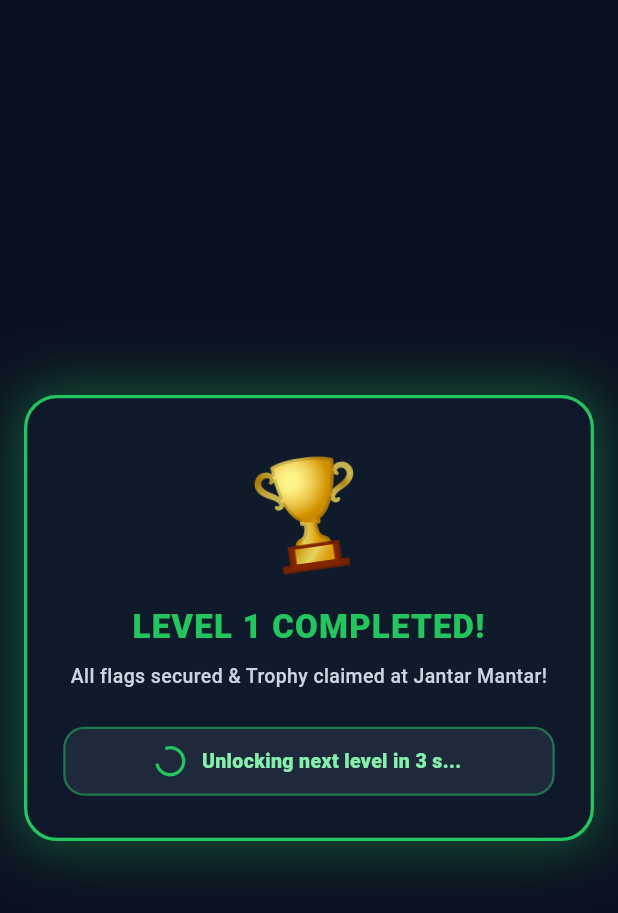
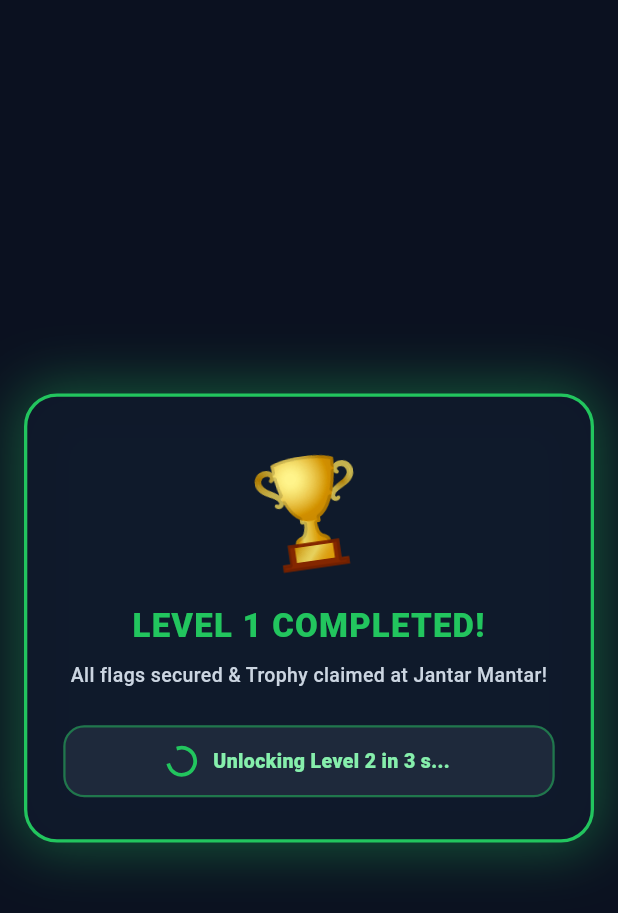
Before and after one commit to raviajadiya/jantar-mantar2.0, a Flutter app: the VictoryModal widget shown alone on an empty page, opened directly with empty values, on a phone screen of 412 x 824 dp. Shown: the top 913 px of the screen. Run offline on Flutter 3.47's test engine with Material 3 defaults, Android fonts, the phone set to English and light mode, and no system bars; our stand-ins replace audioplayers, shared_preferences; accounts and stored records are empty.

Commit message:
[RA]minor ui chanegs

```diff
--- a/lib/widgets/victory_modal.dart
+++ b/lib/widgets/victory_modal.dart
@@ -23,6 +23,9 @@ class _VictoryModalState extends State<VictoryModal> with TickerProviderStateMix
   late AnimationController _swingController;
   late Animation<double> _swingAnimation;
 
+  late AnimationController _pulseController;
+  late Animation<double> _pulseAnimation;
+
   int _countdown = 4;
   Timer? _timer;
 
@@ -40,8 +43,19 @@ class _VictoryModalState extends State<VictoryModal> with TickerProviderStateMix
       CurvedAnimation(parent: _swingController, curve: Curves.easeInOut),
     );
 
-    // 2. 4-second Countdown Timer
+    // 2. Pulse Glow Animation for Continue Button
+    _pulseController = AnimationController(
+      vsync: this,
+      duration: const Duration(milliseconds: 1200),
+    )..repeat(reverse: true);
+
+    _pulseAnimation = Tween<double>(begin: 0.0, end: 1.0).animate(
+      CurvedAnimation(parent: _pulseController, curve: Curves.easeInOut),
+    );
+
+    // 3. 4-second Countdown Timer
     _timer = Timer.periodic(const Duration(seconds: 1), (timer) {
+      if (!mounted) return;
       if (_countdown > 1) {
         setState(() {
           _countdown--;
@@ -58,6 +72,7 @@ class _VictoryModalState extends State<VictoryModal> with TickerProviderStateMix
   @override
   void dispose() {
     _swingController.dispose();
+    _pulseController.dispose();
     _timer?.cancel();
     super.dispose();
   }
@@ -65,6 +80,7 @@ class _VictoryModalState extends State<VictoryModal> with TickerProviderStateMix
   @override
   Widget build(BuildContext context) {
     final c = widget.controller;
+    final nextLevel = c.currentLevel + 1;
 
     return Center(
       child: Container(
@@ -127,11 +143,14 @@ class _VictoryModalState extends State<VictoryModal> with TickerProviderStateMix
             // 4-Second Countdown OR Action Buttons
             if (_countdown > 0) ...[
               Container(
-                padding: const EdgeInsets.symmetric(horizontal: 20, vertical: 12),
+                padding: const EdgeInsets.symmetric(horizontal: 20, vertical: 13),
                 decoration: BoxDecoration(
                   color: const Color(0xFF1E293B),
                   borderRadius: BorderRadius.circular(14),
-                  border: Border.all(color: const Color(0xFF22C55E).withValues(alpha: 0.5), width: 1.5),
+                  border: Border.all(
+                    color: const Color(0xFF22C55E).withValues(alpha: 0.5),
+                    width: 1.5,
+                  ),
                 ),
                 child: Row(
                   mainAxisAlignment: MainAxisAlignment.center,
@@ -140,13 +159,13 @@ class _VictoryModalState extends State<VictoryModal> with TickerProviderStateMix
                       width: 18,
                       height: 18,
                       child: CircularProgressIndicator(
-                        strokeWidth: 2.2,
+                        strokeWidth: 2.5,
                         color: Color(0xFF22C55E),
                       ),
                     ),
                     const SizedBox(width: 12),
                     Text(
-                      'Unlocking next level in $_countdown s...',
+                      'Unlocking Level $nextLevel in $_countdown s...',
                       style: const TextStyle(
                         color: Color(0xFF86EFAC),
                         fontSize: 13,
@@ -158,48 +177,118 @@ class _VictoryModalState extends State<VictoryModal> with TickerProviderStateMix
               ),
             ] else ...[
               // Action Buttons revealed after 4s
-              Row(
+              Column(
                 children: [
-                  Expanded(
-                    child: ElevatedButton(
-                      onPressed: widget.onContinue,
-                      style: ElevatedButton.styleFrom(
-                        backgroundColor: const Color(0xFFF59E0B),
-                        foregroundColor: const Color(0xFF0F172A),
-                        padding: const EdgeInsets.symmetric(vertical: 13),
-                        shape: RoundedRectangleBorder(
-                          borderRadius: BorderRadius.circular(12),
+                  // CONTINUE NEXT LEVEL BUTTON (Identical to Home Start Game button!)
+                  AnimatedBuilder(
+                    animation: _pulseAnimation,
+                    builder: (context, child) {
+                      final glowAlpha = 0.4 + _pulseAnimation.value * 0.35;
+                      return Container(
+                        width: double.infinity,
+                        decoration: BoxDecoration(
+                          borderRadius: BorderRadius.circular(16),
+                          boxShadow: [
+                            BoxShadow(
+                              color: const Color(0xFFF59E0B).withValues(alpha: glowAlpha),
+                              blurRadius: 22,
+                              spreadRadius: 2,
+                            ),
+                          ],
                         ),
-                        elevation: 4,
+                        child: child,
+                      );
+                    },
+                    child: Container(
+                      decoration: BoxDecoration(
+                        borderRadius: BorderRadius.circular(16),
+                        gradient: const LinearGradient(
+                          colors: [Color(0xFFF59E0B), Color(0xFFEA580C)],
+                          begin: Alignment.topCenter,
+                          end: Alignment.bottomCenter,
+                        ),
+                        border: Border.all(
+                          color: Colors.white.withValues(alpha: 0.35),
+                          width: 1.2,
+                        ),
                       ),
-                      child: const Text(
-                        '▶ CONTINUE NEXT',
-                        style: TextStyle(
-                          fontSize: 13,
-                          fontWeight: FontWeight.w900,
-                          letterSpacing: 0.5,
+                      child: Material(
+                        color: Colors.transparent,
+                        child: InkWell(
+                          onTap: widget.onContinue,
+                          borderRadius: BorderRadius.circular(16),
+                          child: Padding(
+                            padding: const EdgeInsets.symmetric(vertical: 15),
+                            child: Row(
+                              mainAxisAlignment: MainAxisAlignment.center,
+                              children: [
+                                Container(
+                                  padding: const EdgeInsets.all(6),
+                                  decoration: const BoxDecoration(
+                                    color: Colors.black26,
+                                    shape: BoxShape.circle,
+                                  ),
+                                  child: const Icon(
+                                    Icons.play_arrow_rounded,
+                                    color: Colors.white,
+                                    size: 22,
+                                  ),
+                                ),
+                                const SizedBox(width: 10),
+                                Text(
+                                  'CONTINUE TO LEVEL $nextLevel',
+                                  style: const TextStyle(
+                                    color: Colors.white,
+                                    fontSize: 15.5,
+                                    fontWeight: FontWeight.w900,
+                                    letterSpacing: 1.4,
+                                    shadows: [
+                                      Shadow(
+                                        color: Colors.black45,
+                                        offset: Offset(0, 1.5),
+                                        blurRadius: 3,
+                                      ),
+                                    ],
+                                  ),
+                                ),
+                              ],
+                            ),
+                          ),
                         ),
                       ),
                     ),
                   ),
-                  const SizedBox(width: 10),
-                  Expanded(
-                    child: ElevatedButton(
+
+                  const SizedBox(height: 12),
+
+                  // GO TO HOME BUTTON
+                  SizedBox(
+                    width: double.infinity,
+                    child: OutlinedButton(
                       onPressed: widget.onHome,
-                      style: ElevatedButton.styleFrom(
-                        backgroundColor: const Color(0xFF334155),
+                      style: OutlinedButton.styleFrom(
+                        backgroundColor: const Color(0xFF1E293B),
                         foregroundColor: Colors.white,
                         padding: const EdgeInsets.symmetric(vertical: 13),
+                        side: const BorderSide(color: Color(0xFF334155), width: 1.5),
                         shape: RoundedRectangleBorder(
-                          borderRadius: BorderRadius.circular(12),
+                          borderRadius: BorderRadius.circular(14),
                         ),
                       ),
-                      child: const Text(
-                        '🏠 GO TO HOME',
-                        style: TextStyle(
-                          fontSize: 13,
-                          fontWeight: FontWeight.w700,
-                        ),
+                      child: const Row(
+                        mainAxisAlignment: MainAxisAlignment.center,
+                        children: [
+                          Text('🏠', style: TextStyle(fontSize: 15)),
+                          SizedBox(width: 8),
+                          Text(
+                            'GO TO HOME',
+                            style: TextStyle(
+                              fontSize: 13.5,
+                              fontWeight: FontWeight.w800,
+                              letterSpacing: 0.5,
+                            ),
+                          ),
+                        ],
                       ),
                     ),
                   ),
```
